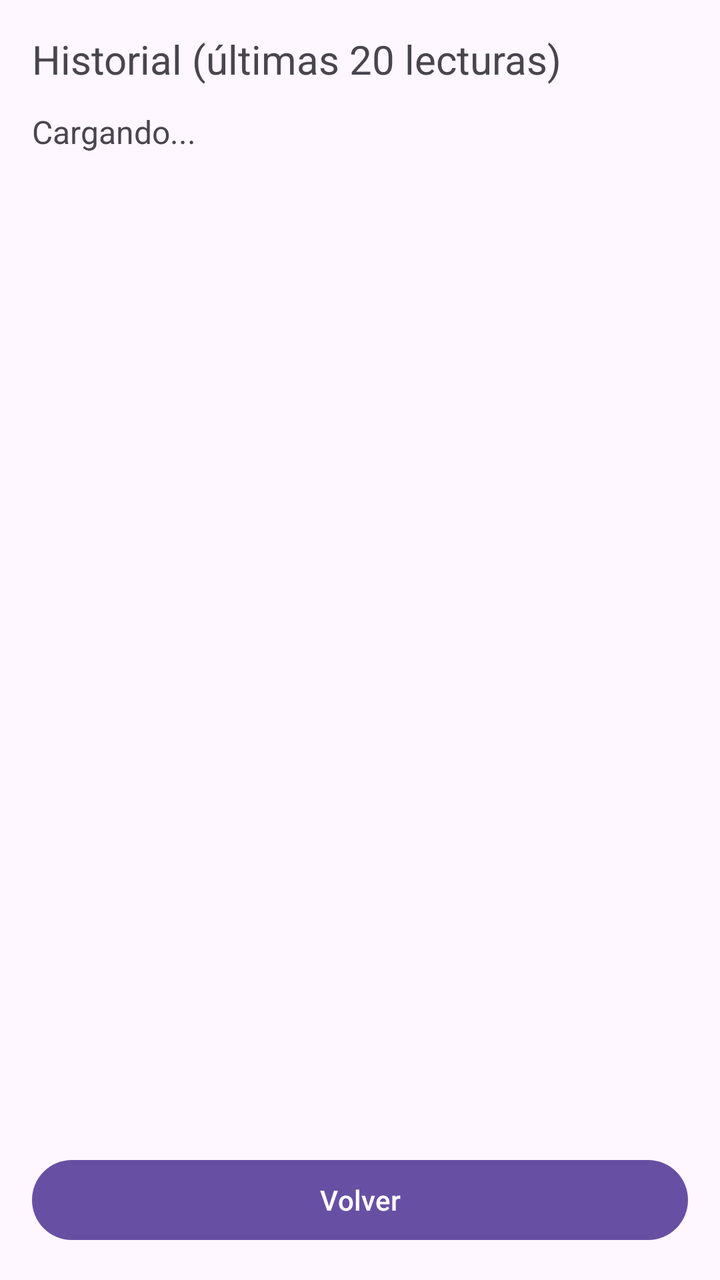
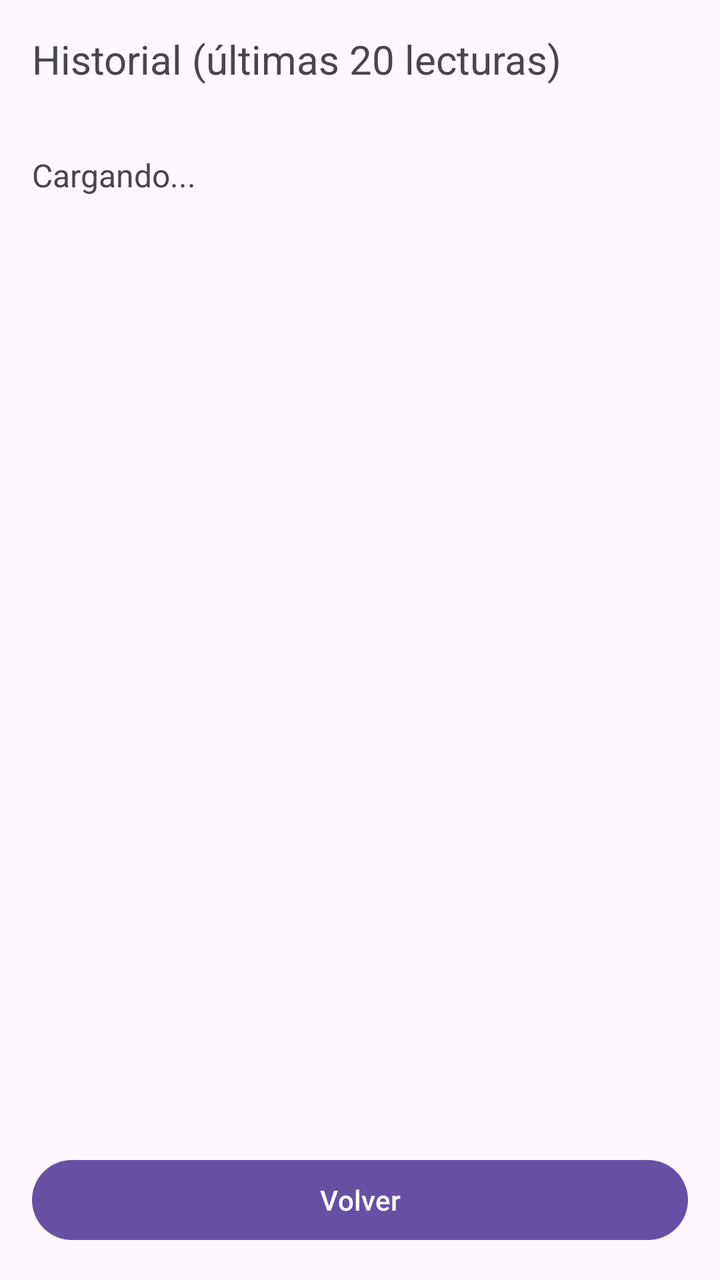

Before-and-after screenshots of an Android layout around one commit, followed by the original layout XML and the change that was made.
<!-- AndroidManifest.xml: application theme Theme.RiegoApp -->
<!-- res/layout/activity_historial.xml -->
<?xml version="1.0" encoding="utf-8"?>
<LinearLayout xmlns:android="http://schemas.android.com/apk/res/android"
    android:layout_width="match_parent"
    android:layout_height="match_parent"
    android:orientation="vertical"
    android:padding="16dp"
    android:fitsSystemWindows="true">

    <TextView
        android:layout_width="wrap_content"
        android:layout_height="wrap_content"
        android:text="Historial (últimas 20 lecturas)"
        android:textSize="20sp"/>

    <ScrollView
        android:layout_width="match_parent"
        android:layout_height="0dp"
        android:layout_weight="1"
        android:layout_marginTop="12dp">

        <TextView
            android:id="@+id/tvLista"
            android:layout_width="match_parent"
            android:layout_height="wrap_content"
            android:text="Cargando..."
            android:textSize="16sp"/>
    </ScrollView>

    <Button
        android:id="@+id/btnVolver"
        android:layout_width="match_parent"
        android:layout_height="wrap_content"
        android:text="Volver"/>
</LinearLayout>
<!-- resources referenced by this layout -->
<resources>
  <style name="Theme.RiegoApp" parent="Base.Theme.RiegoApp" />
  <style name="Base.Theme.RiegoApp" parent="Theme.Material3.DayNight.NoActionBar">
          
          
      </style>
</resources>

<!-- the commit's change to res/layout/activity_historial.xml (unified diff, before → after) -->
@@ -11,6 +11,14 @@
         android:layout_height="wrap_content"
         android:text="Historial (últimas 20 lecturas)"
         android:textSize="20sp"/>
+
+    <TextView
+        android:id="@+id/tvOrigen"
+        android:layout_width="match_parent"
+        android:layout_height="wrap_content"
+        android:layout_marginTop="4dp"
+        android:text=""
+        android:textSize="13sp"/>
 
     <ScrollView
         android:layout_width="match_parent"
